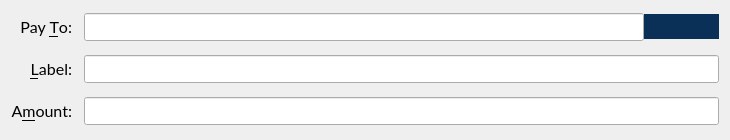
Old version of the form src/qt/forms/sendbitcoinsentry.ui in the repository VeriConomy/vericoin.
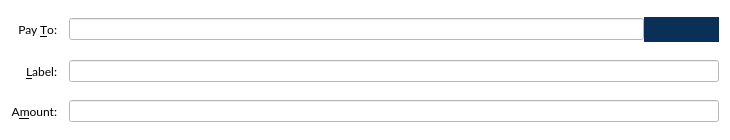
New version of the form. Icons and pictures are not drawn. Custom widgets are drawn as their Qt base class.

What changed in the file:
```diff
--- a/src/qt/forms/sendbitcoinsentry.ui
+++ b/src/qt/forms/sendbitcoinsentry.ui
@@ -19,6 +19,9 @@
   <property name="windowTitle">
    <string>Form</string>
   </property>
+  <property name="styleSheet">
+   <string notr="true">background: white;</string>
+  </property>
   <property name="frameShape">
    <enum>QFrame::NoFrame</enum>
   </property>
```
